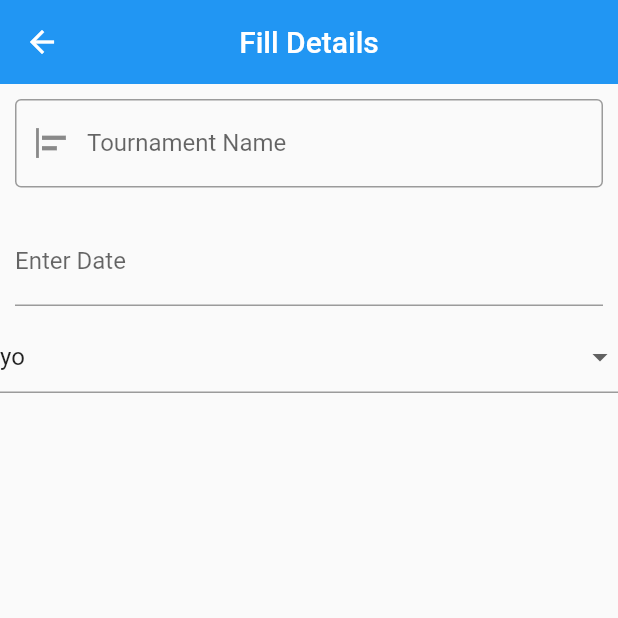
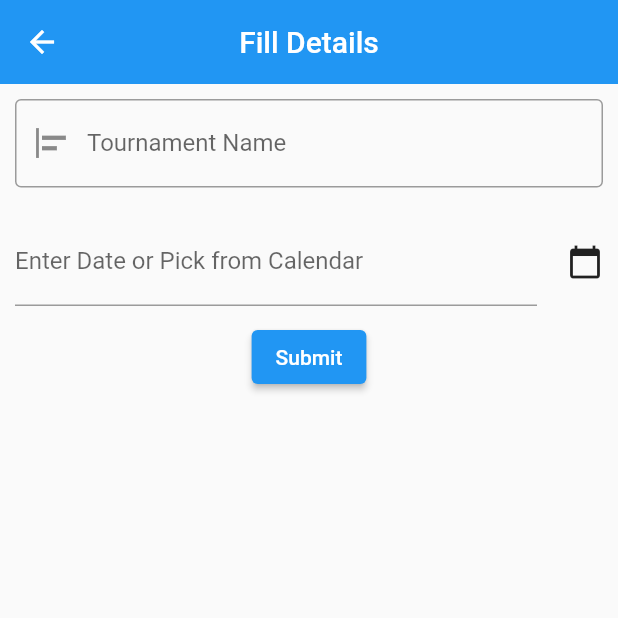
Before and after one commit to CYBERDEVILZ/ZBGAMING, a Flutter app: the CreateMatch screen opened directly, on a phone screen of 412 x 824 dp, the top half of it. Run offline on Flutter 3.47's test engine with Material 2 defaults, Android fonts, the phone set to English and light mode, and no system bars; our stand-ins replace cloud_firestore, firebase_auth, firebase_core, fluttertoast; accounts and stored records are empty.

Commit message:
added date picker

```diff
--- a/lib/main.dart
+++ b/lib/main.dart
@@ -1,5 +1,6 @@
 import 'package:flutter/material.dart';
 import 'package:provider/provider.dart';
+import 'package:zbgaming/pages/create_match.dart';
 import 'package:zbgaming/pages/csgo.dart';
 import 'package:zbgaming/pages/freefire.dart';
 import 'package:zbgaming/pages/login.dart';
@@ -18,7 +19,10 @@ import 'pages/home_page.dart';
 void main() async {
   WidgetsFlutterBinding.ensureInitialized();
   await Firebase.initializeApp();
-  runApp(MultiProvider(providers: [ChangeNotifierProvider(create: (_) => UserModel())], child: const MyApp()));
+  runApp(MultiProvider(providers: [
+    ChangeNotifierProvider(create: (_) => UserModel()),
+    ChangeNotifierProvider(create: (_) => DateProvider())
+  ], child: const MyApp()));
 }
 
 class MyApp extends StatelessWidget {
--- a/lib/pages/create_match.dart
+++ b/lib/pages/create_match.dart
@@ -1,4 +1,6 @@
 import 'package:flutter/material.dart';
+import 'package:provider/provider.dart';
+import 'package:provider/src/provider.dart';
 
 class CreateMatch extends StatefulWidget {
   const CreateMatch({Key? key, required this.matchType}) : super(key: key);
@@ -12,33 +14,16 @@ class CreateMatch extends StatefulWidget {
 class _CreateMatchState extends State<CreateMatch> {
   final _formKey = GlobalKey<FormState>();
 
-  final DateTime selectedDate = DateTime.now();
+  DateTime? initvalue;
 
-  String dateFiller = "Pick a Date";
+  void validate() {
+    if (_formKey.currentState!.validate()) {
+      print("done!");
+    }
+  }
 
   @override
   Widget build(BuildContext context) {
-    String currentYear = selectedDate.toString().split("-")[0];
-    String currentMonth = selectedDate.toString().split("-")[1];
-    String currentDay = selectedDate.toString().split("-")[2].split(" ")[0];
-    String matchStartDay = (int.parse(currentDay) + 2).toString();
-    DateTime matchTime = DateTime.parse(currentYear + currentMonth + matchStartDay);
-
-    // select date function
-    // void selectDate() async {
-    //   DateTime? pickedDate = await showDatePicker(
-    //     context: context,
-    //     initialDate: matchTime,
-    //     firstDate: matchTime,
-    //     lastDate: DateTime(2100),
-    //   );
-    //   if (pickedDate != null) {
-    //     matchTime = pickedDate;
-    //   }
-    //   dateFiller = matchTime.toString();
-    //   setState(() {});
-    // }
-
     // Text Controllers
     TextEditingController matchNameController = TextEditingController();
 
@@ -53,13 +38,7 @@ class _CreateMatchState extends State<CreateMatch> {
       validator: (value) => value!.isEmpty ? "This field cannot be empty" : null,
     );
 
-    // Date Picker
-    InputDatePickerFormField pickDate = InputDatePickerFormField(firstDate: matchTime, lastDate: DateTime(2100));
-
     // Dropdowns
-    DropdownButtonFormField solo = DropdownButtonFormField(
-        items: const [DropdownMenuItem(child: Text("yo")), DropdownMenuItem(child: Text("hello"))],
-        onChanged: (value) {});
 
     // --------------- Return is Here --------------- //
     return SafeArea(
@@ -77,14 +56,74 @@ class _CreateMatchState extends State<CreateMatch> {
                     // match name
                     Padding(padding: const EdgeInsets.all(10.0), child: matchName),
 
-                    // check boxes
+                    // dropdowns
 
                     // select date
-                    Padding(padding: const EdgeInsets.all(10.0), child: pickDate),
-                    solo,
+                    const Padding(padding: EdgeInsets.all(10.0), child: PickDate()),
+
+                    // submit button
+                    ElevatedButton(
+                        onPressed: () {
+                          validate();
+                        },
+                        child: const Text("Submit"))
                   ],
                 ))),
       ),
     );
   }
 }
+
+// Pick Date Widget
+class PickDate extends StatelessWidget {
+  const PickDate({Key? key}) : super(key: key);
+
+  @override
+  Widget build(BuildContext context) {
+    final DateTime selectedDate = DateTime.now();
+
+    String currentYear = selectedDate.toString().split("-")[0];
+    String currentMonth = selectedDate.toString().split("-")[1];
+    String currentDay = selectedDate.toString().split("-")[2].split(" ")[0];
+    String matchStartDay = (int.parse(currentDay) + 2).toString();
+    DateTime matchTime = DateTime.parse(currentYear + currentMonth + matchStartDay);
+
+    // select date function
+    void selectDate() async {
+      DateTime? pickedDate = await showDatePicker(
+          context: context, initialDate: matchTime, firstDate: matchTime, lastDate: DateTime(2100));
+      context.read<DateProvider>().setDate(pickedDate);
+    }
+
+    return Row(mainAxisAlignment: MainAxisAlignment.spaceAround, children: [
+      Expanded(
+        child: InputDatePickerFormField(
+          firstDate: matchTime,
+          lastDate: DateTime(2100),
+          fieldLabelText: "Enter Date or Pick from Calendar",
+          errorFormatText: "Invalid Date Format (mm/dd/yyyy)",
+          errorInvalidText: "Schedule matches atleast 2 days from now",
+          initialDate: context.watch<DateProvider>().initvalue,
+        ),
+      ),
+      const SizedBox(width: 20),
+      GestureDetector(
+          onTap: () {
+            selectDate();
+          },
+          child: const Icon(Icons.calendar_today))
+    ]);
+  }
+}
+
+// Date Provider
+class DateProvider with ChangeNotifier {
+  DateTime? _initvalue;
+
+  DateTime? get initvalue => _initvalue;
+
+  void setDate(DateTime? value) {
+    _initvalue = value;
+    notifyListeners();
+  }
+}
```
